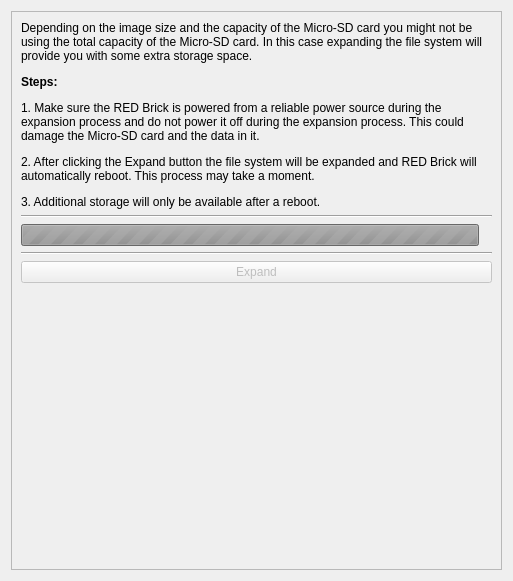
Above: src/brickv/plugin_system/plugins/red/ui/red_tab_settings_filesystem.ui from Tinkerforge/brickv before the change. Below: the same form after it.
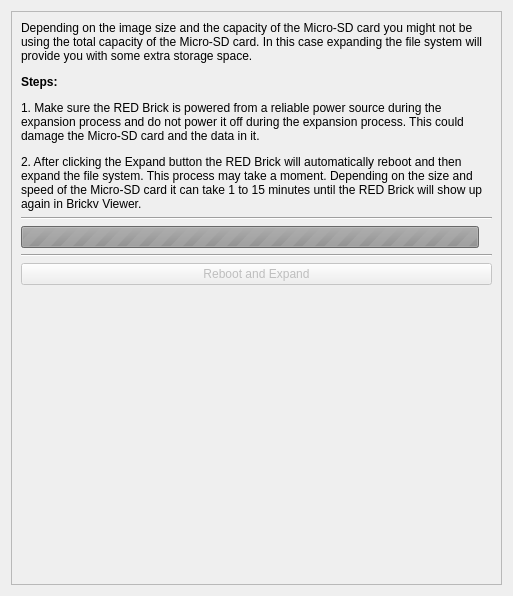
That is the form after the change.

Commit message:
red-brick: Make filesystem resize more robust
Also look at the actual filesystem size to check if it can be expanded.

Move the actual resize work from rc.local to a dedicated init.d script
that runs before brickd and redapid to ensure that the RED Brick doesn't
show up in brickv until the resize is done.

```diff
--- a/src/brickv/plugin_system/plugins/red/ui/red_tab_settings_filesystem.ui
+++ b/src/brickv/plugin_system/plugins/red/ui/red_tab_settings_filesystem.ui
@@ -7,7 +7,7 @@
     <x>0</x>
     <y>0</y>
     <width>513</width>
-    <height>581</height>
+    <height>596</height>
    </rect>
   </property>
   <property name="windowTitle">
@@ -25,7 +25,7 @@
         <x>0</x>
         <y>0</y>
         <width>493</width>
-        <height>561</height>
+        <height>576</height>
        </rect>
       </property>
       <layout class="QVBoxLayout" name="verticalLayout">
@@ -74,14 +74,14 @@
             <bool>false</bool>
            </property>
            <property name="text">
-            <string>Expand</string>
+            <string>Reboot and Expand</string>
            </property>
           </widget>
          </item>
          <item row="0" column="0">
           <widget class="QLabel" name="label_fs_expand_info">
            <property name="text">
-            <string>&lt;html&gt;&lt;body&gt;&lt;p&gt;Depending on the image size and the capacity of the Micro-SD card you might not be using the total capacity of the Micro-SD card. In this case expanding the file system will provide you with some extra storage space. &lt;/p&gt;&lt;p&gt;&lt;b&gt;Steps:&lt;/b&gt;&lt;/p&gt;&lt;p&gt;1. Make sure the RED Brick is powered from a reliable power source during the expansion process and do not power it off during the expansion process. This could damage the Micro-SD card and the data in it. &lt;/p&gt;&lt;p&gt;2. After clicking the Expand button the file system will be expanded and RED Brick will automatically reboot. This process may take a moment. &lt;/p&gt;&lt;p&gt;3. Additional storage will only be available after a reboot. &lt;/p&gt;&lt;/body&gt;&lt;/html&gt;</string>
+            <string>&lt;html&gt;&lt;body&gt;&lt;p&gt;Depending on the image size and the capacity of the Micro-SD card you might not be using the total capacity of the Micro-SD card. In this case expanding the file system will provide you with some extra storage space. &lt;/p&gt;&lt;p&gt;&lt;b&gt;Steps:&lt;/b&gt;&lt;/p&gt;&lt;p&gt;1. Make sure the RED Brick is powered from a reliable power source during the expansion process and do not power it off during the expansion process. This could damage the Micro-SD card and the data in it. &lt;/p&gt;&lt;p&gt;2. After clicking the Expand button the RED Brick will automatically reboot and then expand the file system. This process may take a moment. Depending on the size and speed of the Micro-SD card it can take 1 to 15 minutes until the RED Brick will show up again in Brickv Viewer.&lt;/p&gt;&lt;/body&gt;&lt;/html&gt;</string>
            </property>
            <property name="alignment">
             <set>Qt::AlignLeading|Qt::AlignLeft|Qt::AlignTop</set>
```
The commit also changes 3 other files.
